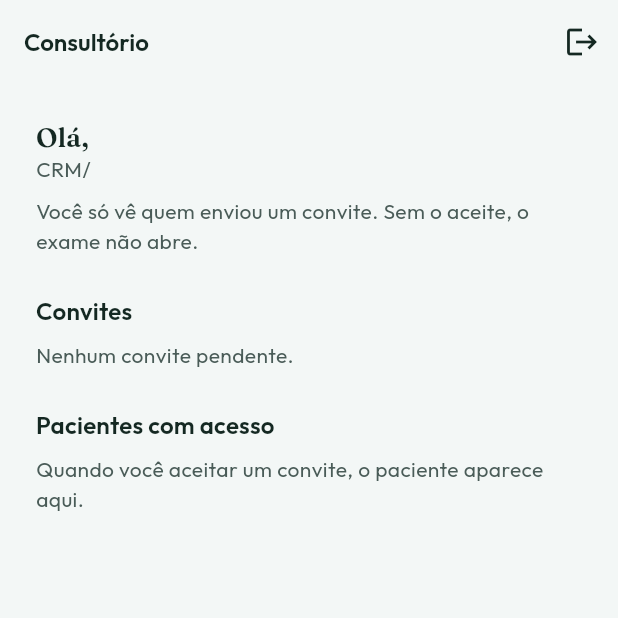
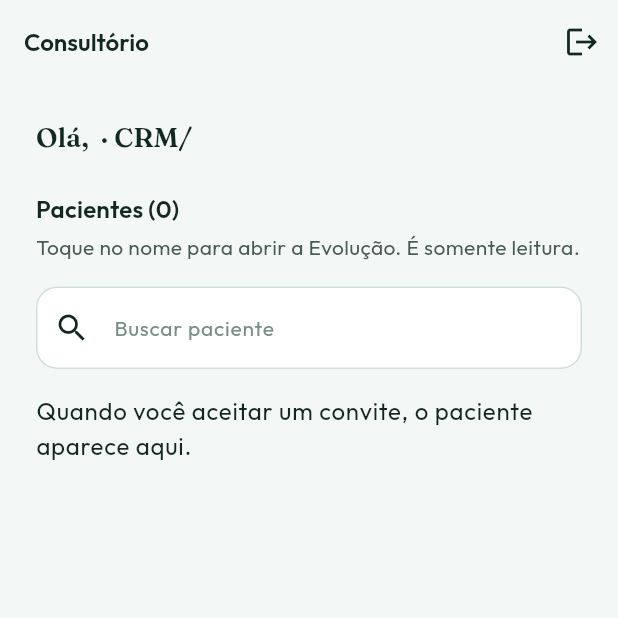
Before and after one commit to LuizBacaro/controleSaude, a Flutter app: the OfficePage screen opened by its route, on a phone screen of 412 x 824 dp, the top half of it. Run offline on Flutter 3.47's test engine with Material 3 defaults, Android fonts, the phone set to English and light mode, and no system bars; our stand-ins replace file_picker, fl_chart, flutter_riverpod, go_router, google_fonts, shared_preferences and 1 more; missing offline and left inert: syncfusion_flutter_pdf; accounts and stored records are empty.

Commit message:
evolução medico convite

```diff
--- a/lib/features/care/data/care_repository.dart
+++ b/lib/features/care/data/care_repository.dart
@@ -17,7 +17,7 @@ class CareRepository {
     final rows = await _client
         .from('doctor_directory')
         .select()
-        .order('display_name');
+        .order('display_name', ascending: true);
     return [
       for (final row in rows)
         DoctorListing.fromJson(Map<String, dynamic>.from(row)),
--- a/lib/features/care/presentation/office_page.dart
+++ b/lib/features/care/presentation/office_page.dart
@@ -20,6 +20,7 @@ class _OfficePageState extends ConsumerState<OfficePage> {
   var _loading = true;
   String? _error;
   String? _busyId;
+  String _query = '';
   List<CareGrant> _grants = const [];
 
   @override
@@ -43,9 +44,7 @@ class _OfficePageState extends ConsumerState<OfficePage> {
       });
     } catch (error) {
       if (!mounted) return;
-      setState(
-        () => _error = error.toString().replaceFirst('Exception: ', ''),
-      );
+      setState(() => _error = error.toString().replaceFirst('Exception: ', ''));
     } finally {
       if (mounted) setState(() => _loading = false);
     }
@@ -94,17 +93,19 @@ class _OfficePageState extends ConsumerState<OfficePage> {
   Widget build(BuildContext context) {
     final text = Theme.of(context).textTheme;
     final user = ref.watch(currentUserProvider);
-    final pending = _grants.where((grant) => grant.isPending).toList();
-    final accepted = _grants.where((grant) => grant.isAccepted).toList();
-    final wide = MediaQuery.sizeOf(context).width >= 840;
-
-    final invites = _InviteList(
-      pending: pending,
-      busyId: _busyId,
-      onAccept: (grant) => _respond(grant, accept: true),
-      onDecline: (grant) => _respond(grant, accept: false),
+    final pending = _sorted(_grants.where((grant) => grant.isPending).toList());
+    final accepted = _sorted(
+      _grants.where((grant) => grant.isAccepted).toList(),
     );
-    final patients = _PatientList(accepted: accepted, onOpen: _open);
+    final query = _query.trim().toLowerCase();
+    final visible = accepted.where((grant) {
+      if (query.isEmpty) return true;
+      return grant.patientName.toLowerCase().contains(query);
+    }).toList();
+    final crm = user?.crmLabel;
+    final greeting = crm == null
+        ? 'Olá, ${user?.displayName ?? 'médico'}'
+        : 'Olá, ${user?.displayName ?? 'médico'} · $crm';
 
     return Scaffold(
       appBar: AppBar(
@@ -121,153 +122,158 @@ class _OfficePageState extends ConsumerState<OfficePage> {
           ? const Center(child: CircularProgressIndicator())
           : RefreshIndicator(
               onRefresh: _load,
-              child: ListView(
-                padding: const EdgeInsets.all(AppSpacing.lg),
-                children: [
-                  Text(
-                    'Olá, ${user?.displayName ?? 'médico'}',
-                    style: text.headlineSmall,
+              child: Align(
+                alignment: Alignment.topCenter,
+                child: ConstrainedBox(
+                  constraints: const BoxConstraints(maxWidth: 640),
+                  child: ListView(
+                    physics: const AlwaysScrollableScrollPhysics(),
+                    padding: const EdgeInsets.all(AppSpacing.lg),
+                    children: [
+                      Text(greeting, style: text.headlineSmall),
+                      if (_error != null) ...[
+                        const SizedBox(height: AppSpacing.md),
+                        Text(
+                          _error!,
+                          style: TextStyle(
+                            color: Theme.of(context).colorScheme.error,
+                          ),
+                        ),
+                      ],
+                      if (pending.isNotEmpty) ...[
+                        const SizedBox(height: AppSpacing.lg),
+                        Text(
+                          'Convites (${pending.length})',
+                          style: text.titleMedium,
+                        ),
+                        const SizedBox(height: AppSpacing.sm),
+                        for (final grant in pending) ...[
+                          _InviteCard(
+                            grant: grant,
+                            busy: _busyId == grant.id,
+                            onAccept: () => _respond(grant, accept: true),
+                            onDecline: () => _respond(grant, accept: false),
+                          ),
+                          const SizedBox(height: AppSpacing.sm),
+                        ],
+                      ],
+                      const SizedBox(height: AppSpacing.lg),
+                      Text(
+                        'Pacientes (${accepted.length})',
+                        style: text.titleMedium,
+                      ),
+                      const SizedBox(height: AppSpacing.xs),
+                      Text(
+                        'Toque no nome para abrir a Evolução. É somente leitura.',
+                        style: text.bodyMedium,
+                      ),
+                      const SizedBox(height: AppSpacing.md),
+                      TextField(
+                        decoration: const InputDecoration(
+                          hintText: 'Buscar paciente',
+                          prefixIcon: Icon(Icons.search),
+                        ),
+                        onChanged: (value) => setState(() => _query = value),
+                      ),
+                      const SizedBox(height: AppSpacing.md),
+                      if (visible.isEmpty)
+                        Text(
+                          accepted.isEmpty
+                              ? 'Quando você aceitar um convite, o paciente aparece aqui.'
+                              : 'Nenhum paciente com esse nome.',
+                          style: text.bodyLarge,
+                        )
+                      else
+                        for (final grant in visible) ...[
+                          ListTile(
+                            shape: RoundedRectangleBorder(
+                              borderRadius: BorderRadius.circular(
+                                AppSpacing.radiusMd,
+                              ),
+                              side: const BorderSide(color: AppColors.border),
+                            ),
+                            tileColor: AppColors.surface,
+                            title: Text(grant.patientName),
+                            trailing: const Icon(Icons.chevron_right),
+                            onTap: () => _open(grant),
+                          ),
+                          const SizedBox(height: AppSpacing.sm),
+                        ],
+                    ],
                   ),
-                  if (user?.crmLabel != null)
-                    Text(user!.crmLabel!, style: text.bodyMedium),
-                  const SizedBox(height: AppSpacing.sm),
-                  Text(
-                    'Você só vê quem enviou um convite. Sem o aceite, o exame não abre.',
-                    style: text.bodyMedium,
-                  ),
-                  if (_error != null) ...[
-                    const SizedBox(height: AppSpacing.md),
-                    Text(
-                      _error!,
-                      style: TextStyle(
-                        color: Theme.of(context).colorScheme.error,
-                      ),
-                    ),
-                  ],
-                  const SizedBox(height: AppSpacing.lg),
-                  if (wide)
-                    Row(
-                      crossAxisAlignment: CrossAxisAlignment.start,
-                      children: [
-                        Expanded(child: invites),
-                        const SizedBox(width: AppSpacing.lg),
-                        Expanded(child: patients),
-                      ],
-                    )
-                  else ...[
-                    invites,
-                    const SizedBox(height: AppSpacing.lg),
-                    patients,
-                  ],
-                ],
+                ),
               ),
             ),
     );
   }
 }
 
-class _InviteList extends StatelessWidget {
-  const _InviteList({
-    required this.pending,
-    required this.busyId,
+List<CareGrant> _sorted(List<CareGrant> grants) {
+  grants.sort(
+    (a, b) =>
+        a.patientName.toLowerCase().compareTo(b.patientName.toLowerCase()),
+  );
+  return grants;
+}
+
+class _InviteCard extends StatelessWidget {
+  const _InviteCard({
+    required this.grant,
+    required this.busy,
     required this.onAccept,
     required this.onDecline,
   });
 
-  final List<CareGrant> pending;
-  final String? busyId;
-  final ValueChanged<CareGrant> onAccept;
-  final ValueChanged<CareGrant> onDecline;
+  final CareGrant grant;
+  final bool busy;
+  final VoidCallback onAccept;
+  final VoidCallback onDecline;
 
   @override
   Widget build(BuildContext context) {
     final text = Theme.of(context).textTheme;
-    return Column(
-      crossAxisAlignment: CrossAxisAlignment.stretch,
-      children: [
-        Text('Convites', style: text.titleMedium),
-        const SizedBox(height: AppSpacing.sm),
-        if (pending.isEmpty)
-          Text('Nenhum convite pendente.', style: text.bodyMedium)
-        else
-          for (final grant in pending) ...[
-            ListTile(
-              shape: RoundedRectangleBorder(
-                borderRadius: BorderRadius.circular(AppSpacing.radiusMd),
-                side: const BorderSide(color: AppColors.border),
-              ),
-              tileColor: AppColors.surface,
-              title: Text(grant.patientName),
-              subtitle: const Text('Quer liberar a Evolução'),
-              trailing: busyId == grant.id
-                  ? const SizedBox(
-                      width: 22,
-                      height: 22,
-                      child: CircularProgressIndicator(strokeWidth: 2),
-                    )
-                  : null,
-            ),
-            if (busyId != grant.id)
-              Padding(
-                padding: const EdgeInsets.only(bottom: AppSpacing.sm),
-                child: Row(
-                  mainAxisAlignment: MainAxisAlignment.end,
-                  children: [
-                    TextButton(
-                      onPressed: () => onDecline(grant),
-                      child: const Text('Recusar'),
-                    ),
-                    const SizedBox(width: AppSpacing.sm),
-                    FilledButton(
-                      onPressed: () => onAccept(grant),
-                      child: const Text('Aceitar'),
-                    ),
-                  ],
+    return Material(
+      color: AppColors.surface,
+      shape: RoundedRectangleBorder(
+        borderRadius: BorderRadius.circular(AppSpacing.radiusMd),
+        side: const BorderSide(color: AppColors.border),
+      ),
+      child: Padding(
+        padding: const EdgeInsets.all(AppSpacing.md),
+        child: Column(
+          crossAxisAlignment: CrossAxisAlignment.stretch,
+          children: [
+            Text(grant.patientName, style: text.titleMedium),
+            const SizedBox(height: AppSpacing.sm),
+            if (busy)
+              const Center(
+                child: SizedBox(
+                  width: 22,
+                  height: 22,
+                  child: CircularProgressIndicator(strokeWidth: 2),
                 ),
               )
             else
-              const SizedBox(height: AppSpacing.sm),
+              Row(
+                children: [
+                  Expanded(
+                    child: TextButton(
+                      onPressed: onDecline,
+                      child: const Text('Recusar'),
+                    ),
+                  ),
+                  const SizedBox(width: AppSpacing.sm),
+                  Expanded(
+                    child: FilledButton(
+                      onPressed: onAccept,
+                      child: const Text('Aceitar'),
+                    ),
+                  ),
+                ],
+              ),
           ],
-      ],
+        ),
+      ),
     );
   }
 }
-
-class _PatientList extends StatelessWidget {
-  const _PatientList({required this.accepted, required this.onOpen});
-
-  final List<CareGrant> accepted;
-  final ValueChanged<CareGrant> onOpen;
-
-  @override
-  Widget build(BuildContext context) {
-    final text = Theme.of(context).textTheme;
-    return Column(
-      crossAxisAlignment: CrossAxisAlignment.stretch,
-      children: [
-        Text('Pacientes com acesso', style: text.titleMedium),
-        const SizedBox(height: AppSpacing.sm),
-        if (accepted.isEmpty)
-          Text(
-            'Quando você aceitar um convite, o paciente aparece aqui.',
-            style: text.bodyMedium,
-          )
-        else
-          for (final grant in accepted) ...[
-            ListTile(
-              shape: RoundedRectangleBorder(
-                borderRadius: BorderRadius.circular(AppSpacing.radiusMd),
-                side: const BorderSide(color: AppColors.border),
-              ),
-              tileColor: AppColors.surface,
-              title: Text(grant.patientName),
-              subtitle: const Text('Evolução somente leitura'),
-              trailing: const Icon(Icons.chevron_right),
-              onTap: () => onOpen(grant),
-            ),
-            const SizedBox(height: AppSpacing.sm),
-          ],
-      ],
-    );
-  }
-}
```
Also changed, not shown: lib/features/care/presentation/doctors_page.dart (+75 -24 lines), 3 other files.
